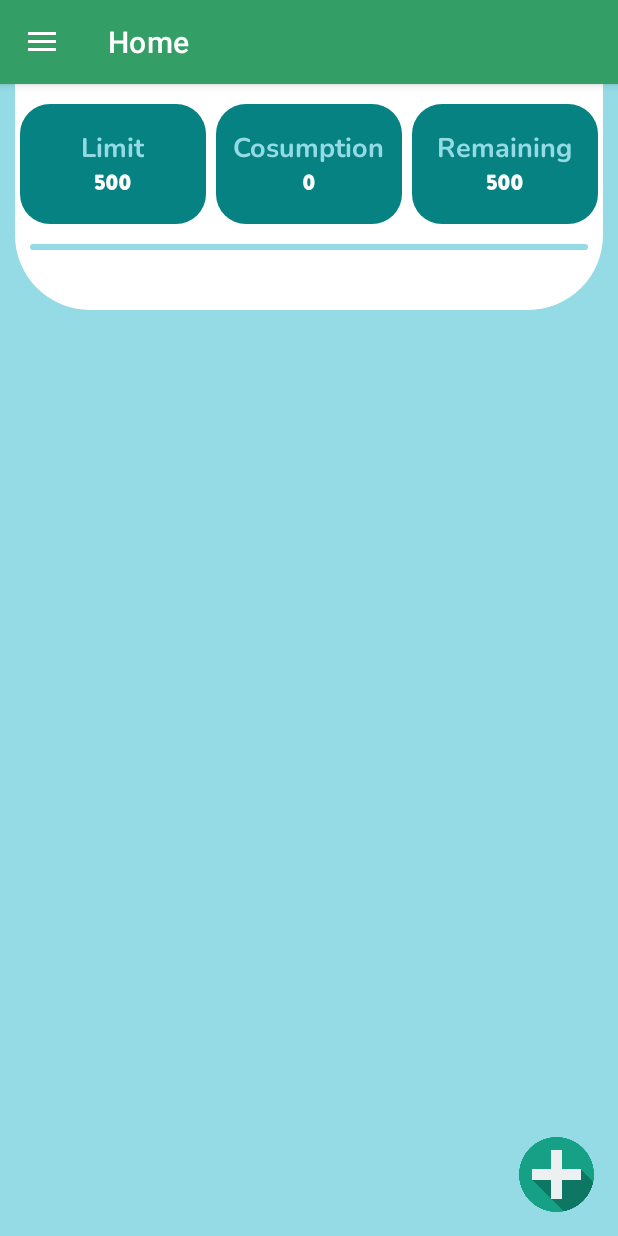
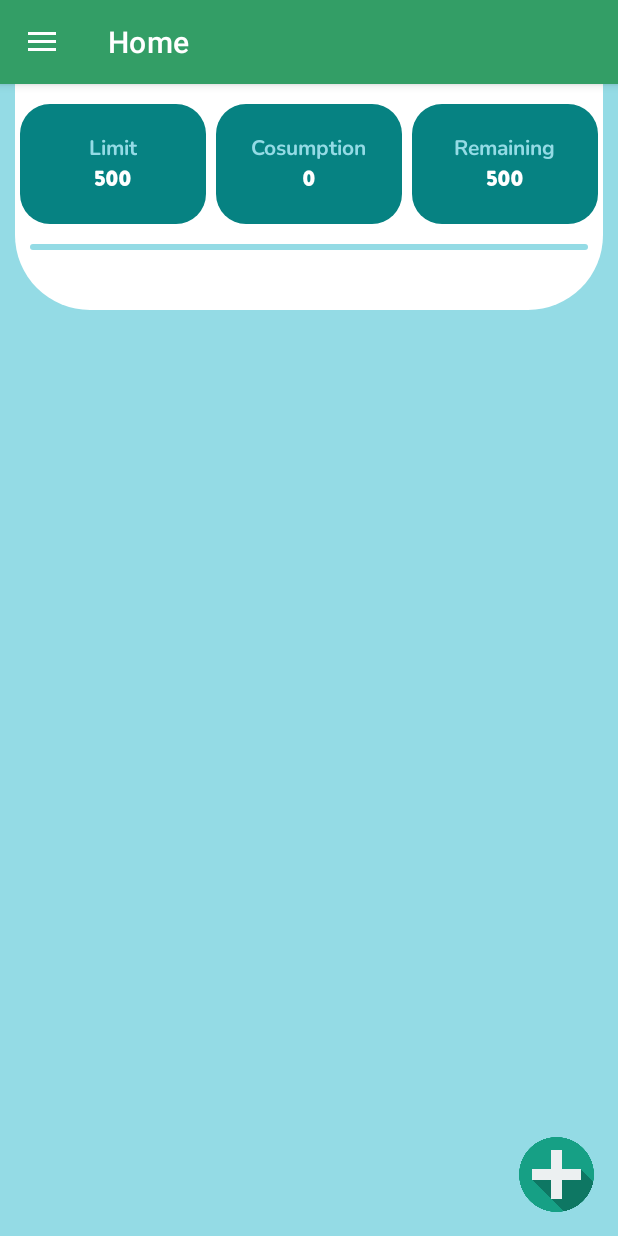
Before and after one commit to hadiHome/Sodium-Tracker, an Android app: the screen it shows after launch (MainActivity), on a phone screen of 412 x 824 dp. Run offline under Robolectric (Android 15) with nearby library versions, the phone set to English and light mode, and no system bars; our stand-ins replace AdMob, Room's generated code, navigation-ui; 1 statement that could not run was skipped.

Commit message:
fixing font size

```diff
--- a/app/src/main/res/layout/fragment_home.xml
+++ b/app/src/main/res/layout/fragment_home.xml
@@ -53,7 +53,7 @@
                     android:fontFamily="@font/nunito"
                     android:text="Limit"
                     android:textColor="@color/blue"
-                    android:textSize="18sp" />
+                    android:textSize="14sp" />
 
                 <TextView
                     android:id="@+id/amountLimitTv"
@@ -81,7 +81,7 @@
                     android:fontFamily="@font/nunito"
                     android:text="Cosumption"
                     android:textColor="@color/blue"
-                    android:textSize="18sp" />
+                    android:textSize="14sp" />
 
                 <TextView
                     android:id="@+id/totalAmountTv"
@@ -110,7 +110,7 @@
                     android:fontFamily="@font/nunito"
                     android:text="Remaining"
                     android:textColor="@color/blue"
-                    android:textSize="18sp" />
+                    android:textSize="14sp" />
 
                 <TextView
                     android:id="@+id/remainingAmountTv"
```
